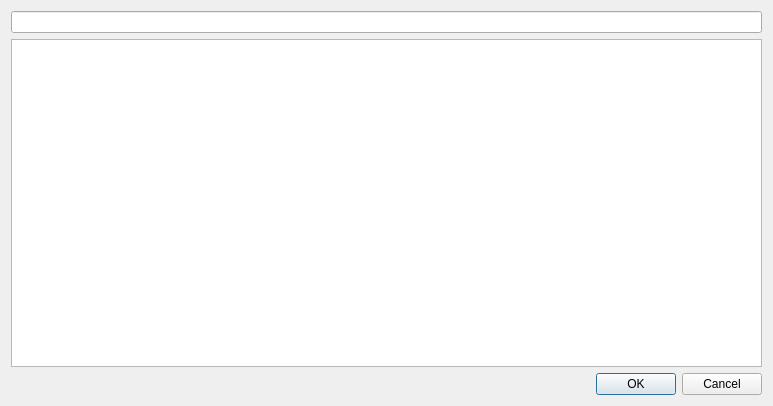
First picture: the form in src/searchmarket.ui, repository katmai1/qtradingview2, before the edit.
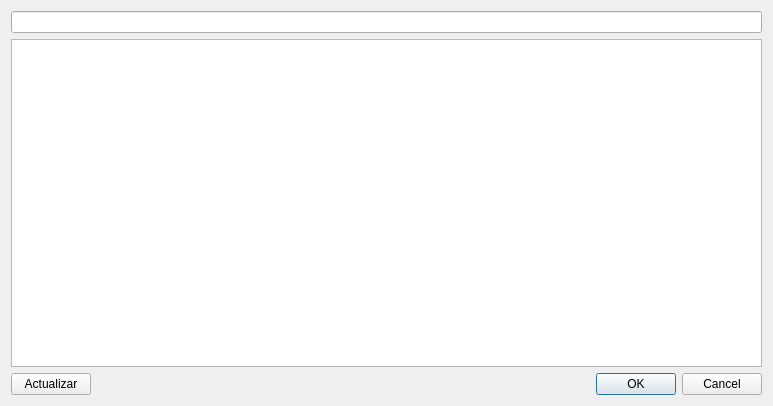
Second picture: the form after the edit.

Diff of the .ui file:
```diff
--- a/src/searchmarket.ui
+++ b/src/searchmarket.ui
@@ -34,6 +34,15 @@
     </widget>
    </item>
    <item>
+    <layout class="QHBoxLayout" name="horizontalLayout_2">
+     <item>
+      <widget class="QPushButton" name="butonUpdate">
+       <property name="text">
+        <string>Actualizar</string>
+       </property>
+      </widget>
+     </item>
+     <item>
     <widget class="QDialogButtonBox" name="buttonBox">
      <property name="orientation">
       <enum>Qt::Orientation::Horizontal</enum>
@@ -42,6 +51,8 @@
       <set>QDialogButtonBox::StandardButton::Cancel|QDialogButtonBox::StandardButton::Ok</set>
      </property>
     </widget>
+     </item>
+    </layout>
    </item>
   </layout>
  </widget>
```
Left out of the diff: 6 changed lines with no effect on the pictures. Lines whose indentation alone changed are shown as unchanged.
